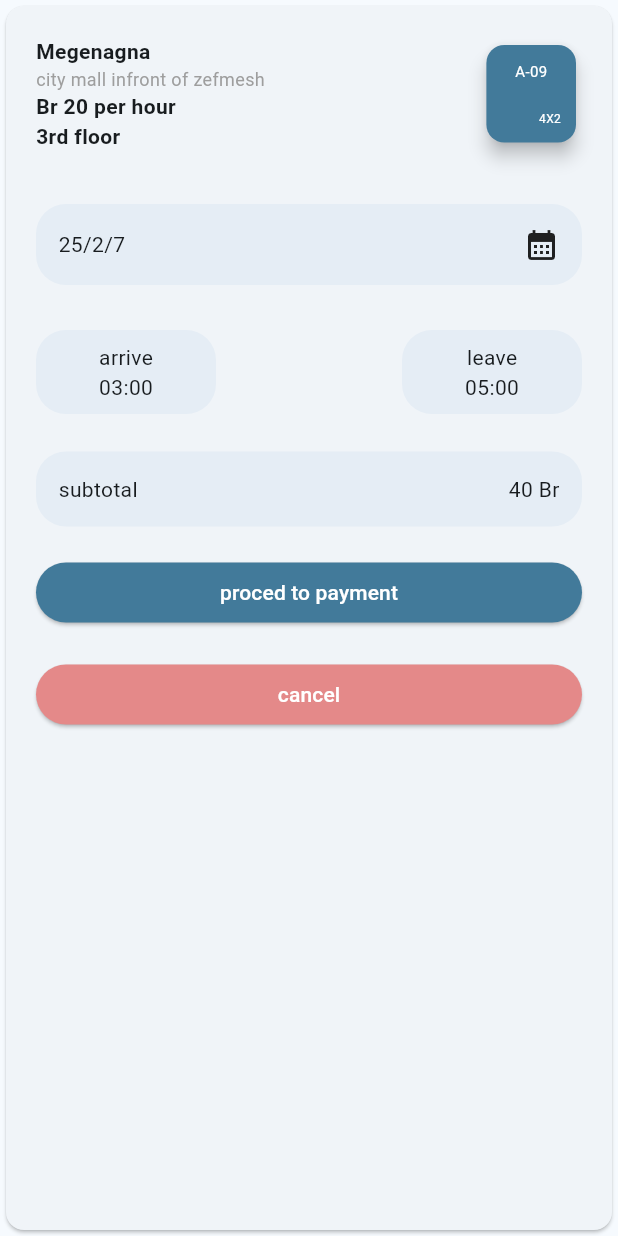
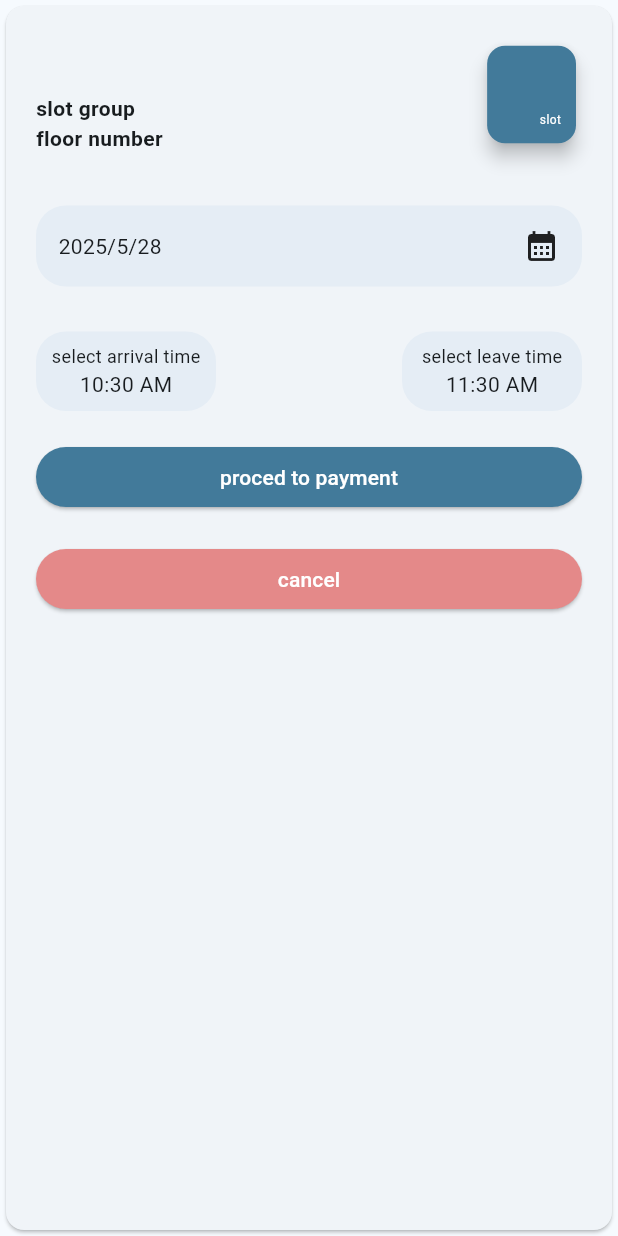
Before and after one commit to BinyamKefela/parking_management_phone, a Flutter app: the PaymentDialog widget shown alone on an empty page, opened directly with empty values, on a phone screen of 412 x 824 dp. Run offline on Flutter 3.47's test engine with Material 3 defaults, Android fonts, the phone set to English and light mode, and no system bars; our stand-ins replace awesome_dialog, flutter_dotenv, flutter_form_builder, flutter_screenutil, flutter_svg, form_builder_validators and 8 more; accounts and stored records are empty; network calls fail; project files that could hold a hidden picture were left out.

Commit message:
wednesday changes

```diff
--- a/lib/logic/end_points.dart
+++ b/lib/logic/end_points.dart
@@ -14,3 +14,31 @@ Future<Response> getParkingZones() async {
     'Authorization': 'Bearer $access',
   }).timeout(const Duration(seconds: 10));
 }
+
+Future<Response> postBooking(int parking_slot,int vehicle,DateTime start_time,DateTime? end_time) async {
+  final sp = await SharedPreferences.getInstance();
+  String access = sp.getString("access_token") ?? "";
+
+  return http.post(Uri.parse(backend_url + r"/api/post_booking"), headers: {
+    "Authorization": 'Bearer $access'
+  }, body: {
+    'parking_slot': parking_slot,
+    'vehicle':vehicle,
+    'start_time':start_time,
+    'end_time':end_time
+  }).timeout(const Duration(seconds: 10));
+}
+
+Future<Response> calculatePrice(int zone_id,int vehicle_type_id,DateTime start_time,DateTime end_time)async{
+  final sp = await SharedPreferences.getInstance();
+  String access = sp.getString("access_token") ?? "";
+
+  return http.post(Uri.parse(backend_url + r"/api/calculate_price"), headers: {
+    "Authorization": 'Bearer $access'
+  }, body: {
+    'zone_id': zone_id,
+    'vehicle_type_id':vehicle_type_id,
+    'start':start_time,
+    'end':end_time
+  }).timeout(const Duration(seconds: 10));
+}
--- a/lib/screens/all_zones_screen.dart
+++ b/lib/screens/all_zones_screen.dart
@@ -51,7 +51,7 @@ class _AllZonesState extends State<AllZones> {
       print('Polling for data...');
       await _getParkingZones();
       await _getParkingZones();
-      _getAllZones();
+      await _getAllZones();
     });
   }
 
@@ -67,6 +67,7 @@ class _AllZonesState extends State<AllZones> {
       if (response.statusCode == 200) {
         final responseData = json.decode(response.body);
         setState(() {
+          _predefinedLocations.clear();
           _predefinedLocations.addAll(responseData['data']);
         });
       }
@@ -75,7 +76,7 @@ class _AllZonesState extends State<AllZones> {
     }
   }
 
-  void _getAllZones() async {
+  Future<void> _getAllZones() async {
     final userLocation = await _location.getLocation();
     final userLatLng =
         ll.LatLng(userLocation.latitude!, userLocation.longitude!);
--- a/lib/screens/components/payment_dialog.dart
+++ b/lib/screens/components/payment_dialog.dart
@@ -5,13 +5,44 @@ import 'package:flutter/widgets.dart';
 
 class PaymentDialog extends StatefulWidget {
   final VoidCallback onCancel;
-  const PaymentDialog({super.key, required this.onCancel});
+  final String name;
+  final String address;
+  final String floorNumber;
+  final String slotName;
+  final String slotGroup;
+  final int selectedSlotId;
+
+  const PaymentDialog(
+      {super.key,
+      required this.onCancel,
+      required this.name,
+      required this.address,
+      required this.floorNumber,
+      required this.slotName,
+      required this.slotGroup,
+      required this.selectedSlotId});
 
   @override
   State<PaymentDialog> createState() => _PaymentDialogState();
 }
 
 class _PaymentDialogState extends State<PaymentDialog> {
+  TimeOfDay _arrivalTime = TimeOfDay.now();
+  TimeOfDay? _leaveTime;
+
+  TimeOfDay addOneHour(TimeOfDay time) {
+    final now = DateTime.now();
+    final dt = DateTime(now.year, now.month, now.day, time.hour, time.minute);
+    final newDt = dt.add(const Duration(hours: 1));
+    return TimeOfDay(hour: newDt.hour, minute: newDt.minute);
+  }
+
+  @override
+  void initState() {
+    super.initState();
+    _leaveTime = addOneHour(TimeOfDay.now());
+  }
+
   @override
   Widget build(BuildContext context) {
     return Card(
@@ -22,18 +53,19 @@ class _PaymentDialogState extends State<PaymentDialog> {
             Row(
               mainAxisAlignment: MainAxisAlignment.spaceBetween,
               children: [
-                const Column(
+                Column(
                   mainAxisAlignment: MainAxisAlignment.start,
                   crossAxisAlignment: CrossAxisAlignment.start,
                   children: [
-                    Text("Megenagna",
-                        style: TextStyle(fontWeight: FontWeight.bold)),
-                    Text("city mall infront of zefmesh",
-                        style: TextStyle(color: Colors.grey, fontSize: 12)),
-                    Text("Br 20 per hour",
-                        style: TextStyle(fontWeight: FontWeight.bold)),
-                    Text("3rd floor",
-                        style: TextStyle(fontWeight: FontWeight.bold)),
+                    Text(widget.name,
+                        style: const TextStyle(fontWeight: FontWeight.bold)),
+                    Text(widget.address,
+                        style:
+                            const TextStyle(color: Colors.grey, fontSize: 12)),
+                    Text(r"slot group " + widget.slotGroup,
+                        style: const TextStyle(fontWeight: FontWeight.bold)),
+                    Text(r'floor number ' + widget.floorNumber,
+                        style: const TextStyle(fontWeight: FontWeight.bold)),
                   ],
                 ),
                 Card(
@@ -46,13 +78,14 @@ class _PaymentDialogState extends State<PaymentDialog> {
                         mainAxisAlignment: MainAxisAlignment.center,
                         crossAxisAlignment: CrossAxisAlignment.center,
                         children: [
-                          const Text(
-                            "A-09",
-                            style: TextStyle(color: Colors.white, fontSize: 10),
+                          Text(
+                            widget.slotName,
+                            style: const TextStyle(
+                                color: Colors.white, fontSize: 10),
                           ),
                           Container(
-                            margin: EdgeInsets.fromLTRB(25, 20, 0, 0),
-                            child: Text("4X2",
+                            margin: const EdgeInsets.fromLTRB(25, 20, 0, 0),
+                            child: const Text('slot',
                                 style: TextStyle(
                                     color: Colors.white, fontSize: 8)),
                           )
@@ -70,41 +103,83 @@ class _PaymentDialogState extends State<PaymentDialog> {
                   borderRadius: BorderRadius.circular(20),
                   color: const Color.fromRGBO(229, 237, 245, 1)),
               width: double.infinity,
-              child: const Row(
+              child: Row(
                   mainAxisAlignment: MainAxisAlignment.spaceBetween,
-                  children: [Text("25/2/7"), Icon(Icons.calendar_month)]),
+                  children: [
+                    Text(DateTime.now().year.toString() +
+                        r'/' +
+                        DateTime.now().month.toString() +
+                        r"/" +
+                        DateTime.now().day.toString()),
+                    const Icon(Icons.calendar_month)
+                  ]),
             ),
             Container(
               margin: const EdgeInsets.fromLTRB(0, 20, 0, 0),
               child: Row(
                 mainAxisAlignment: MainAxisAlignment.spaceBetween,
                 children: [
-                  Container(
+                  GestureDetector(
+                    onTap: () async {
+                      final TimeOfDay? picked = await showTimePicker(
+                          context: context, initialTime: _arrivalTime);
+
+                      if (picked != null) {
+                        setState(() {
+                          _arrivalTime = picked;
+                        });
+                      }
+                    },
+                    child: Container(
                       width: 120,
                       padding: EdgeInsets.all(8),
                       margin: EdgeInsets.fromLTRB(0, 10, 0, 0),
                       decoration: BoxDecoration(
                           borderRadius: BorderRadius.circular(20),
                           color: Color.fromRGBO(229, 237, 245, 1)),
-                    child: const Column(
+                      child: Column(
                           mainAxisAlignment: MainAxisAlignment.spaceBetween,
-                        children: [Text("arrive"), Text("03:00")]),
+                          children: [
+                            const Text(
+                              "select arrival time",
+                              style: TextStyle(fontSize: 12),
                             ),
-                  Container(
+                            Text(_arrivalTime.format(context))
+                          ]),
+                    ),
+                  ),
+                  GestureDetector(
+                    onTap: () async {
+                      final picked = await showTimePicker(
+                          context: context, initialTime: _leaveTime!);
+                      if (picked != null) {
+                        setState(() {
+                          _leaveTime = picked;
+                        });
+                      }
+                    },
+                    child: Container(
                       width: 120,
-                    padding: EdgeInsets.all(8),
-                    margin: EdgeInsets.fromLTRB(0, 10, 0, 0),
+                      padding: const EdgeInsets.all(8),
+                      margin: const EdgeInsets.fromLTRB(0, 10, 0, 0),
                       decoration: BoxDecoration(
                           borderRadius: BorderRadius.circular(20),
-                        color: Color.fromRGBO(229, 237, 245, 1)),
-                    child: const Column(
+                          color: const Color.fromRGBO(229, 237, 245, 1)),
+                      child: Column(
                           mainAxisAlignment: MainAxisAlignment.spaceBetween,
-                        children: [Text("leave"), Text("05:00")]),
+                          children: [
+                            const Text(
+                              "select leave time",
+                              style: TextStyle(fontSize: 12),
+                            ),
+                            Text(_leaveTime!.format(context))
+                          ]),
+                    ),
                   )
                 ],
               ),
             ),
-            Container(
+            /*Container(
               padding: const EdgeInsets.all(15),
               margin: const EdgeInsets.fromLTRB(0, 25, 0, 0),
               decoration: BoxDecoration(
@@ -114,7 +189,7 @@ class _PaymentDialogState extends State<PaymentDialog> {
               child: const Row(
                   mainAxisAlignment: MainAxisAlignment.spaceBetween,
                   children: [Text("subtotal"), Text("40 Br")]),
-            ),
+            ),*/
             Container(
                 width: double.infinity,
                 margin: const EdgeInsets.fromLTRB(0, 20, 0, 0),
```
Also changed, not shown: lib/screens/components/slot.dart (+18 -6 lines), lib/screens/components/slot_grid.dart (+45 -10 lines), lib/screens/slots_screen.dart (+39 -45 lines), lib/screens/zone_details.dart (+13 -2 lines). Lines whose indentation alone changed are shown as unchanged.
